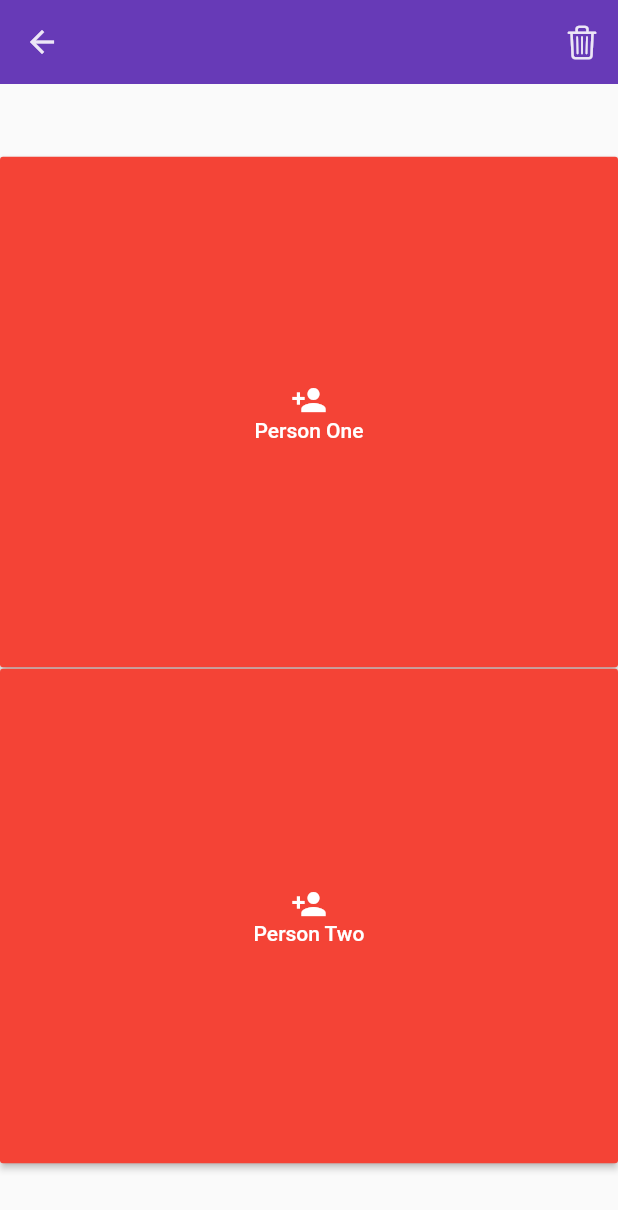
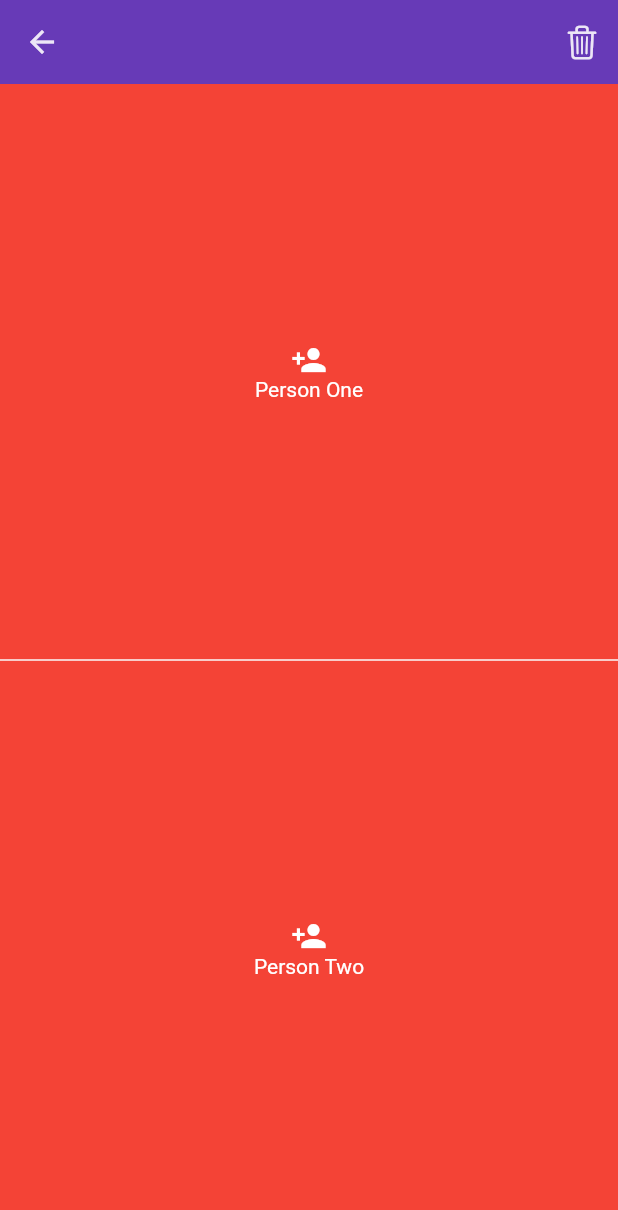
Before and after one commit to ncpleslie/date_night, a Flutter app: the DateEdit screen opened directly, on a phone screen of 412 x 824 dp. Shown: the top 1210 px of the screen. Run offline on Flutter 3.47's test engine with Material 2 defaults, Android fonts, the phone set to English and light mode, and no system bars; our stand-ins replace cloud_firestore, fancy_bottom_navigation, firebase_core; missing offline and left inert: giffy_dialog; accounts and stored records are empty.

Commit message:
Date_edit: Fixed responsive button issue (selection_button)
Results: Color change

```diff
--- a/lib/pages/date_edit.dart
+++ b/lib/pages/date_edit.dart
@@ -20,21 +20,15 @@ class _DateEditState extends State<DateEdit> {
       builder: (BuildContext context, Widget widget, IdeasModel model) {
         return Scaffold(
           appBar: _buildAppBar(model),
-          body: _buildSelectionButtons(model),
+          body: _buildSelectionButtons(),
           floatingActionButton: _buildFAB(model),
         );
       },
     );
   }
 
-  Widget _buildSelectionButtons(model) {
-    return Center(
-      child: Column(
-          mainAxisAlignment: MainAxisAlignment.center,
-          children: <Widget>[
-            SelectionButton(),
-          ]),
-    );
+  Widget _buildSelectionButtons() {
+    return SelectionButton();
   }
 
   Widget _buildFAB(model) {
--- a/lib/widgets/selection_button.dart
+++ b/lib/widgets/selection_button.dart
@@ -22,10 +22,9 @@ class _SelectionButtonState extends State<SelectionButton> {
             model.resultPersonOne == null || model.resultPersonOne.isEmpty;
         bool _isPersonTwoListFull =
             model.resultPersonTwo == null || model.resultPersonTwo.isEmpty;
-        return Container(
-          width: double.infinity,
-          child: Column(
-            mainAxisAlignment: MainAxisAlignment.center,
+
+        return Column(
+          //        mainAxisAlignment: MainAxisAlignment.center,
           children: <Widget>[
             _buildPersonOneButton(model, _isPersonOneListFull),
             SizedBox(
@@ -33,45 +32,57 @@ class _SelectionButtonState extends State<SelectionButton> {
             ),
              _buildPersonTwoButton(model, _isPersonTwoListFull),
           ],
-          ),
         );
       },
     );
   }
 
   Widget _buildPersonOneButton(model, _isPersonOneListFull) {
-    return MaterialButton(
-      height: MediaQuery.of(context).size.height * 0.413,
-      minWidth: double.infinity,
-      textColor: _isPersonOneListFull ? Colors.white : Colors.white,
+    return Expanded(
+      child: Material(
+        textStyle: TextStyle(color: _isPersonOneListFull ? Colors.white : Colors.white,),
         color: _isPersonOneListFull ? Colors.red : Colors.greenAccent[700],
-      onPressed: () => _isPersonOneListFull
+        child: InkWell(
+          onTap: () => _isPersonOneListFull
               ? _navigateToEditPersonOne(context, model)
               : null,
+          child: Center(
             child: Column(
               mainAxisAlignment: MainAxisAlignment.center,
               children: <Widget>[
-            _isPersonOneListFull ? Icon(Icons.person_add) : Icon(Icons.person),
+                _isPersonOneListFull
+                    ? Icon(Icons.person_add, color: Colors.white,)
+                    : Icon(Icons.person, color: Colors.white,),
                 Text('Person One')
-          ]),
+              ],
+            ),
+          ),
+        ),
+      ),
     );
   }
 
   Widget _buildPersonTwoButton(model, _isPersonTwoListFull) {
-    return MaterialButton(
-      height: MediaQuery.of(context).size.height * 0.4,
-      minWidth: double.infinity,
-      textColor: _isPersonTwoListFull ? Colors.white : Colors.white,
+    return Expanded(
+      child: Material(
+        textStyle: TextStyle(color: Colors.white,),
         color: _isPersonTwoListFull ? Colors.red : Colors.greenAccent[700],
-      onPressed: () => _isPersonTwoListFull
+        child: InkWell(
+          onTap: () => _isPersonTwoListFull
               ? _navigateToEditPersonTwo(context, model)
               : null,
+          child: Center(
             child: Column(
                 mainAxisAlignment: MainAxisAlignment.center,
                 children: <Widget>[
-            _isPersonTwoListFull ? Icon(Icons.person_add) : Icon(Icons.person),
+                  _isPersonTwoListFull
+                      ? Icon(Icons.person_add, color: Colors.white,)
+                      : Icon(Icons.person, color: Colors.white,),
                   Text('Person Two')
                 ]),
+          ),
+        ),
+      ),
     );
   }
 
```
Also changed, not shown: lib/pages/results.dart (+32 -11 lines). Lines whose indentation alone changed are shown as unchanged.
